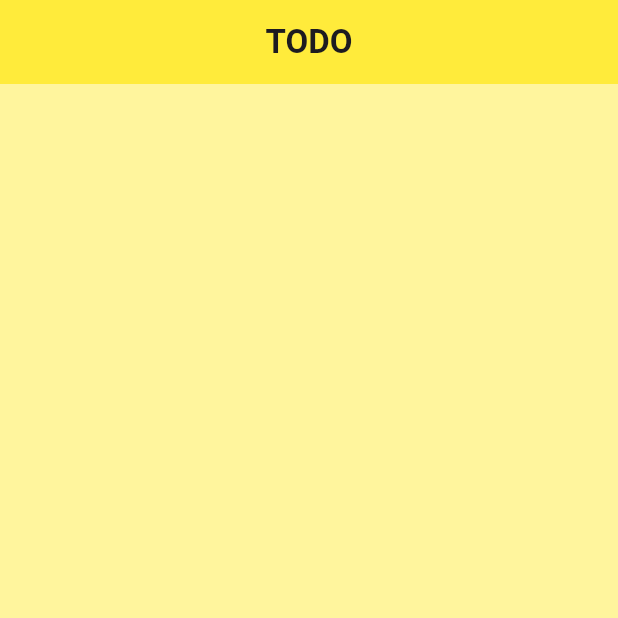
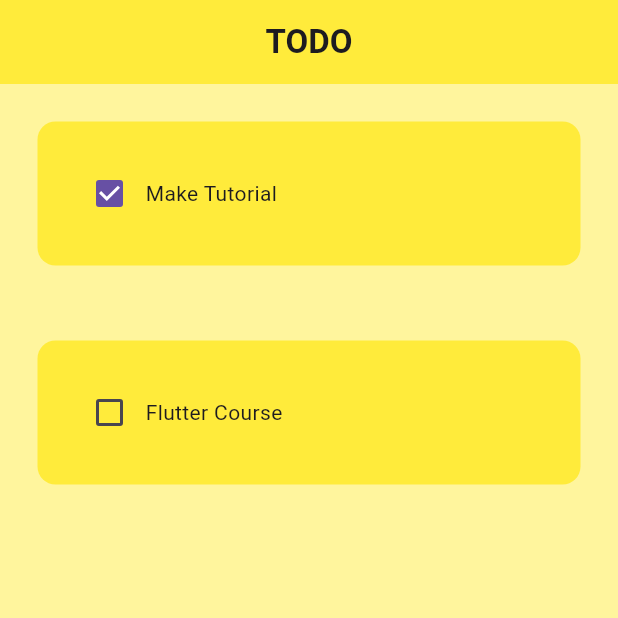
Before and after one commit to Manjunath-6499/todo, a Flutter app: the screen it shows after launch, on a phone screen of 412 x 824 dp, the top half of it. Run offline on Flutter 3.47's test engine with Material 3 defaults, Android fonts, the phone set to English and light mode, and no system bars.

```diff
--- a/lib/my_homepage.dart
+++ b/lib/my_homepage.dart
@@ -26,8 +26,17 @@ class _HomePageState extends State<HomePage> {
         backgroundColor: Colors.yellow.shade500,
       ),
       body: ListView(
-        children: const [
-          TOdoTile(),
+        children: [
+          TodoTile(
+            onChanged: (p0) {},
+            taskCompleted: true,
+            taskName: "Make Tutorial",
+          ),
+          TodoTile(
+            onChanged: (p0) {},
+            taskCompleted: false,
+            taskName: "Flutter Course",
+          ),
         ],
       ),
     );
--- a/lib/util/todo_list.dart
+++ b/lib/util/todo_list.dart
@@ -1,15 +1,36 @@
-import 'package:flutter/material.dart';
+import "package:flutter/material.dart";
 
-class TOdoTile extends StatefulWidget {
-  const TOdoTile({super.key});
+class TodoTile extends StatelessWidget {
+  final String taskName;
+  final bool taskCompleted;
+  Function(bool?)? onChanged;
+  TodoTile(
+      {super.key,
+      required this.onChanged,
+      required this.taskCompleted,
+      required this.taskName});
 
   @override
-  State<TOdoTile> createState() => _TOdoTileState();
-}
-
-class _TOdoTileState extends State<TOdoTile> {
-  @override
   Widget build(BuildContext context) {
-    return Container();
+    return Padding(
+      padding: const EdgeInsets.all(25.0),
+      child: Container(
+        padding: const EdgeInsets.all(24.0),
+        decoration: BoxDecoration(
+          color: Colors.yellow,
+          borderRadius: BorderRadius.circular(
+            12.0,
+          ),
+        ),
+        child: Row(
+          children: [
+            Checkbox(value: taskCompleted, onChanged: onChanged),
+            Text(
+              taskName,
+            ),
+          ],
+        ),
+      ),
+    );
   }
 }
```
Also changed, not shown: 1 other file.
